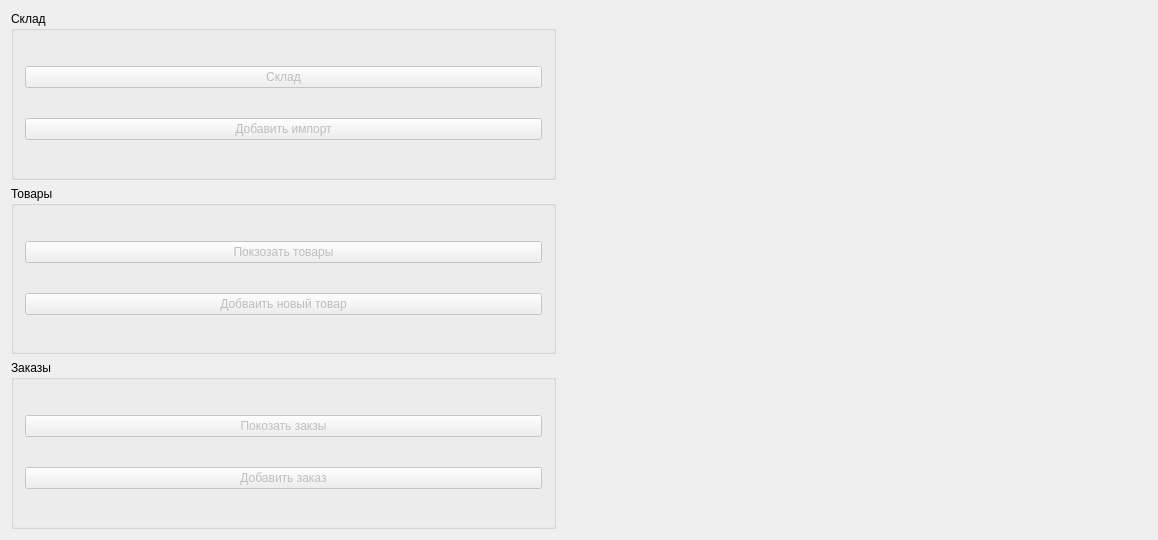
This is MainWindow/MainWindow.ui in mpa-technology/nolcrm as Qt 5 draws it before an edit. The edited form follows.
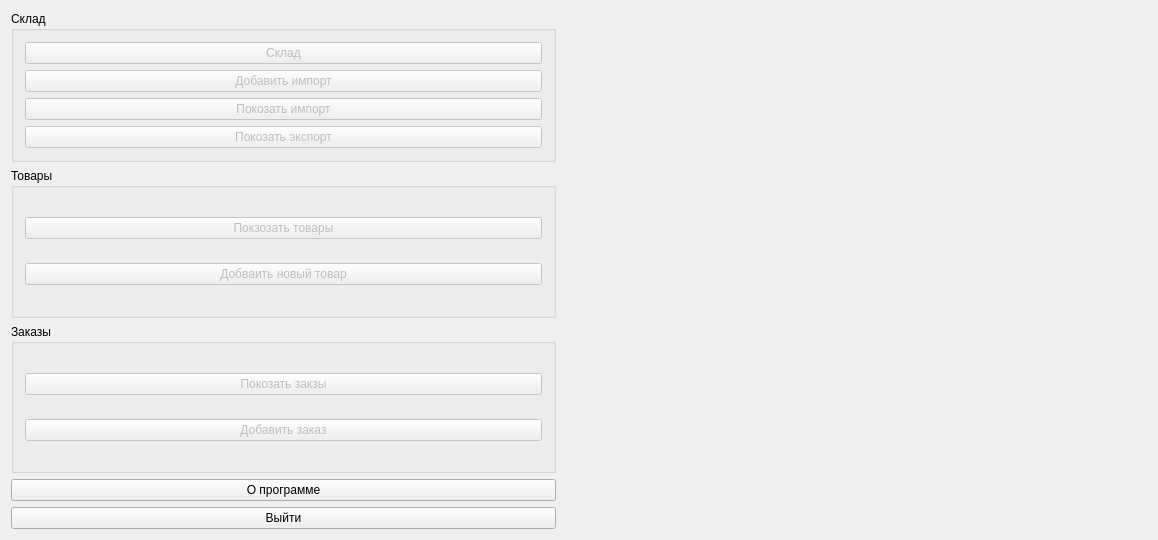
This is the edited form.

```diff
--- a/MainWindow/MainWindow.ui
+++ b/MainWindow/MainWindow.ui
@@ -43,6 +43,26 @@
            </property>
           </widget>
          </item>
+         <item>
+          <widget class="QPushButton" name="pushButton_4">
+           <property name="enabled">
+            <bool>false</bool>
+           </property>
+           <property name="text">
+            <string>Покозать импорт</string>
+           </property>
+          </widget>
+         </item>
+         <item>
+          <widget class="QPushButton" name="pushButton_5">
+           <property name="enabled">
+            <bool>false</bool>
+           </property>
+           <property name="text">
+            <string>Покозать экспорт</string>
+           </property>
+          </widget>
+         </item>
         </layout>
        </widget>
       </item>
@@ -104,6 +124,20 @@
         </layout>
        </widget>
       </item>
+      <item>
+       <widget class="QPushButton" name="pushButton_7">
+        <property name="text">
+         <string>О программе</string>
+        </property>
+       </widget>
+      </item>
+      <item>
+       <widget class="QPushButton" name="pushButton_6">
+        <property name="text">
+         <string>Выйти</string>
+        </property>
+       </widget>
+      </item>
      </layout>
     </item>
     <item>
```
